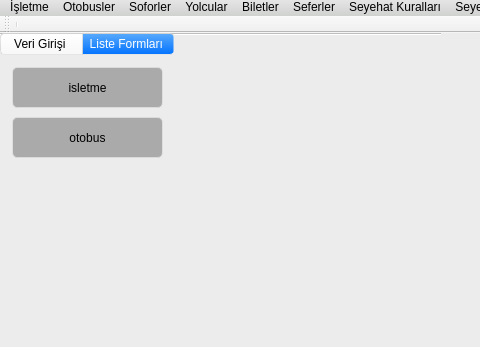
Qt form otobusbilgisistemi.ui (emirkyz/OtobusBilgiSistemi) before a commit; both pictures show x 0 to 480 and y 0 to 347 of the 678 by 506 pixel window.
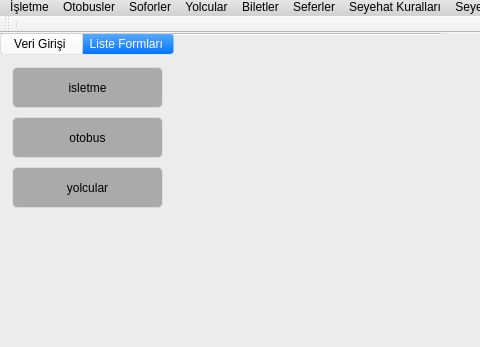
The same form after that commit. The open tabs and pages were chosen to show the change. Icons and pictures are not drawn.

Commit message: -Yolcu Listesi oluşturuldu

```diff
--- a/otobusbilgisistemi.ui
+++ b/otobusbilgisistemi.ui
@@ -802,6 +802,22 @@
        <enum>Qt::ToolButtonTextUnderIcon</enum>
       </property>
      </widget>
+     <widget class="QToolButton" name="tblYolcuListesi">
+      <property name="geometry">
+       <rect>
+        <x>10</x>
+        <y>110</y>
+        <width>151</width>
+        <height>41</height>
+       </rect>
+      </property>
+      <property name="text">
+       <string>yolcular</string>
+      </property>
+      <property name="toolButtonStyle">
+       <enum>Qt::ToolButtonTextUnderIcon</enum>
+      </property>
+     </widget>
     </widget>
    </widget>
    <widget class="QLabel" name="lblVersion">
```
Left out of the diff: 2 changed lines with no effect on the pictures. The commit also changes 12 other files.
